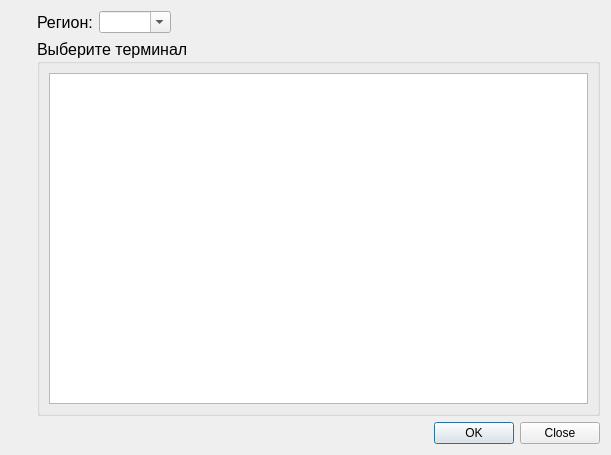
This is FuelNameDialog/addterminaldialog.ui in rust3128/iMpos as Qt 5 draws it before an edit. The edited form follows.
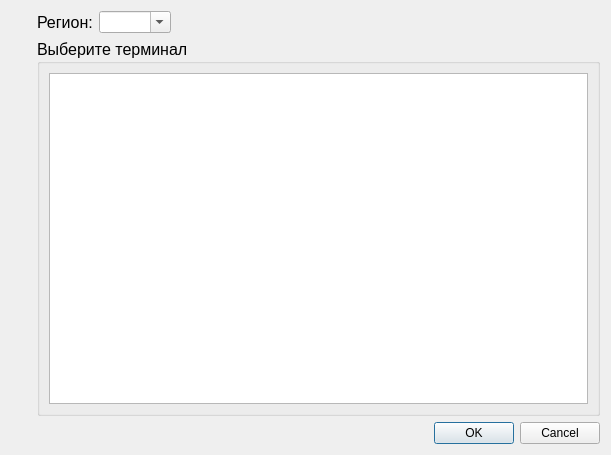
This is the edited form. Icons and pictures are not drawn.

Patch:
```diff
--- a/FuelNameDialog/addterminaldialog.ui
+++ b/FuelNameDialog/addterminaldialog.ui
@@ -82,11 +82,8 @@
    </item>
    <item row="2" column="1" colspan="3">
     <widget class="QDialogButtonBox" name="buttonBox">
-     <property name="orientation">
-      <enum>Qt::Horizontal</enum>
-     </property>
      <property name="standardButtons">
-      <set>QDialogButtonBox::Close|QDialogButtonBox::Ok</set>
+      <set>QDialogButtonBox::Cancel|QDialogButtonBox::Ok</set>
      </property>
     </widget>
    </item>
```
Left out of the diff: 140 changed lines with no effect on the pictures.
